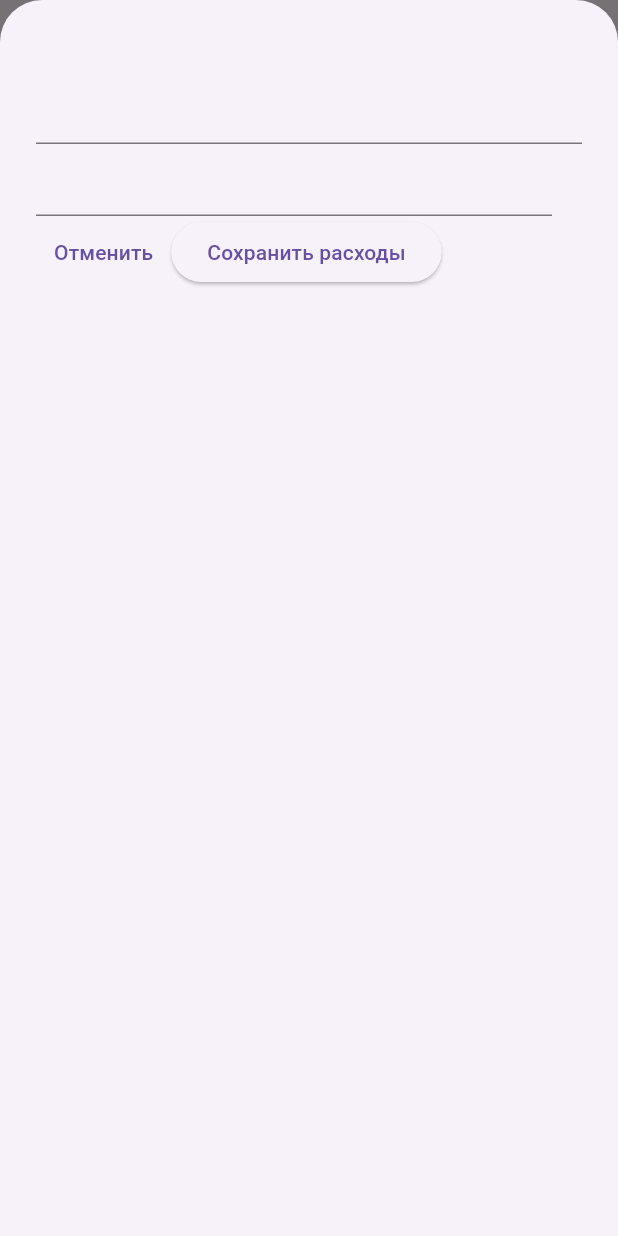
After one commit to timkanurmamatov/expense_tracker, a Flutter app: the screen it shows after launch, after a tap on the "add" icon, on a phone screen of 412 x 824 dp. The commit adds this screen. Run offline on Flutter 3.47's test engine with Material 3 defaults, Android fonts, the phone set to English and light mode, and no system bars.

Commit message:
Добавил виджет для ввода данных добавил кнопку в AppBar которая открывает Модалку

```diff
--- /dev/null
+++ b/lib/widgets/add_expense_form.dart
@@ -0,0 +1,50 @@
+import 'package:flutter/material.dart';
+
+class AddExpenseForm extends StatefulWidget {
+  const AddExpenseForm({super.key});
+
+  @override
+  State<AddExpenseForm> createState() => _AddExpenseFormState();
+}
+
+class _AddExpenseFormState extends State<AddExpenseForm> {
+  @override
+  Widget build(BuildContext context) {
+    return Padding(
+      padding: const EdgeInsets.fromLTRB(24, 48, 24, 24),
+      child: Column(
+        mainAxisSize: MainAxisSize.max,
+        children: [
+          // Поле ввода названия
+          TextField(),
+
+          // Row -> Сумма, дата
+          Row(
+            children: [
+              Expanded(child: TextField()),
+              SizedBox(width: 20),
+              // кнопка для выбора даты
+
+            ],
+          ),
+
+          // Row -> Категория, отменить, Сохранить расходы
+          Row(
+            children: [
+              // Category
+
+              TextButton(
+                onPressed: (){},
+                child: Text("Отменить"),
+              ),
+              ElevatedButton(
+                onPressed: (){},
+                child: Text("Сохранить расходы"),
+              )
+            ],
+          ),
+        ],
+      ),
+    );
+  }
+}
--- a/lib/widgets/expenses_screen.dart
+++ b/lib/widgets/expenses_screen.dart
@@ -1,4 +1,5 @@
 import 'package:expense_tracker/models/expense_model.dart';
+import 'package:expense_tracker/widgets/add_expense_form.dart';
 import 'package:expense_tracker/widgets/expense_list.dart';
 import 'package:flutter/material.dart';
 
@@ -48,7 +49,20 @@ class _ExpensesScreenState extends State<ExpensesScreen> {
     return Scaffold(
       appBar: AppBar(
         title: Text("Трекер расходов"),
-        actions: [Icon(Icons.add)],
+        actions: [
+          IconButton(
+            icon: Icon(Icons.add),
+            onPressed: (){
+              showModalBottomSheet(
+                isScrollControlled: true,
+                context: context,
+                builder: (context) {
+                  return AddExpenseForm();
+                },
+              );
+            },
+          ),
+        ],
       ),
       body: Padding(
         padding: const EdgeInsets.symmetric(horizontal: 12, vertical: 16),
```
